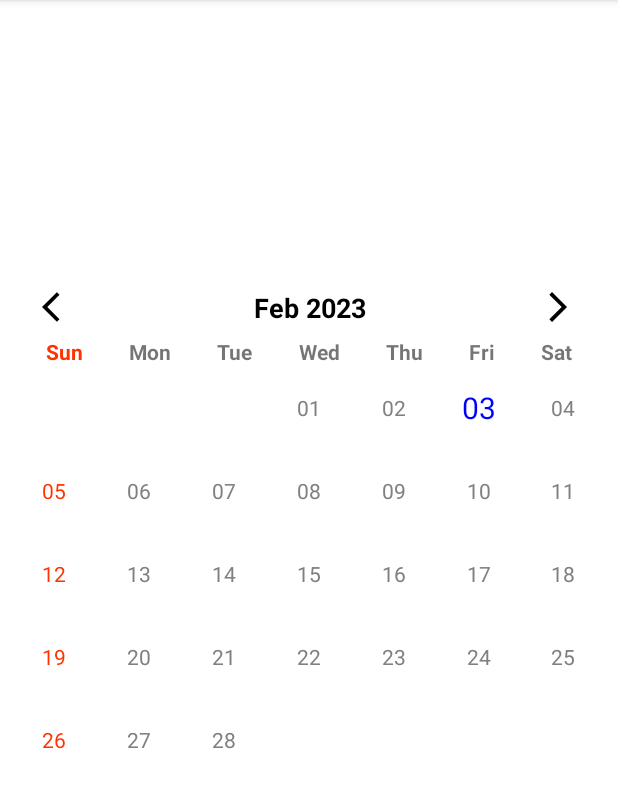
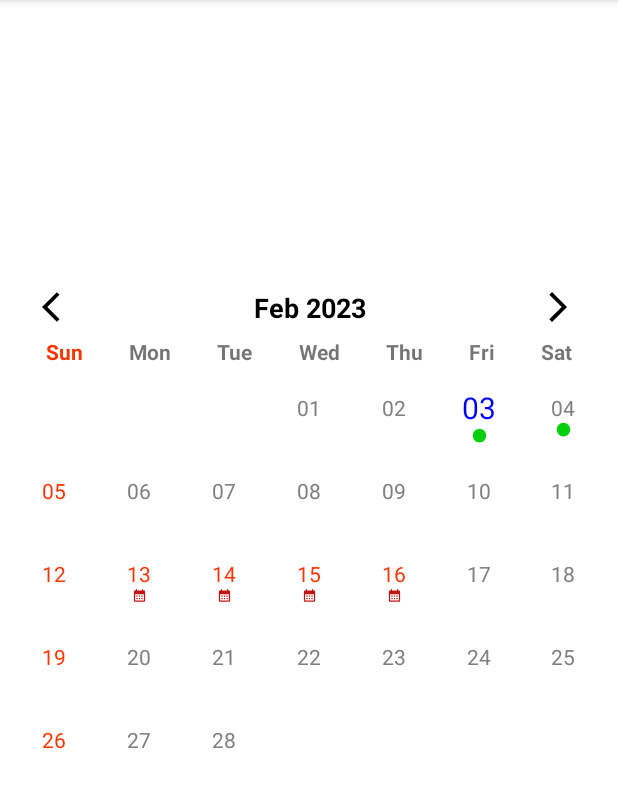
Before and after one commit to nhlynn/butterfly_calendar, an Android app: the screen it shows after launch (MainActivity), after a tap on "01", on a phone screen of 412 x 824 dp, the part 84-892 px from its top. Run offline under Robolectric (Android 15) with nearby library versions, the phone set to English and light mode, and no system bars.

Commit message:
-change date to string "YYYY-MM-dd" format in event, offday and click listener

```diff
--- a/app/src/main/java/com/nylynn/butterfly_calendar/MainActivity.kt
+++ b/app/src/main/java/com/nylynn/butterfly_calendar/MainActivity.kt
@@ -18,11 +18,11 @@ class MainActivity : AppCompatActivity() {
         binding.lynnCal.setSuperSundayOff()
 
         binding.lynnCal.setOnDateClickListener(object : OnDateClickListener{
-            override fun onClick(date: Date) {
+            override fun onClick(date: String) {
                 Toast.makeText(this@MainActivity,"$date",Toast.LENGTH_LONG).show()
             }
 
-            override fun onLongClick(date: Date) {
+            override fun onLongClick(date: String) {
                 Log.d("LogData","$date")
             }
 
@@ -34,5 +34,14 @@ class MainActivity : AppCompatActivity() {
             }
 
         })
+
+
+        binding.lynnCal.addEventWithIcon("2023-02-03",R.drawable.ic_normal)
+        binding.lynnCal.addEventWithIcon("2023-02-04",R.drawable.ic_normal)
+
+        val offList= arrayListOf("2023-02-14","2023-02-15","2023-02-16")
+        binding.lynnCal.setMultipleOffDay(offList)
+
+        binding.lynnCal.addSingleOffDay("2023-02-13")
     }
 }
--- a/butterfly_calendar/src/main/java/com/nylynn/butterfly_calendar/ButterflyCalendar.kt
+++ b/butterfly_calendar/src/main/java/com/nylynn/butterfly_calendar/ButterflyCalendar.kt
@@ -153,15 +153,15 @@ class ButterflyCalendar constructor(
         onMonthChangeListener = monthChangeListener
     }
 
-    fun addEventWithIcon(date: Date, icon: Int) {
-        calendarAdapter.addEvent(EventVO(ymdFormatter.format(date), icon))
+    fun addEventWithIcon(date: String, icon: Int) {
+        calendarAdapter.addEvent(EventVO(date, icon))
     }
 
-    fun addSingleOffDay(date: Date) {
+    fun addSingleOffDay(date: String) {
         calendarAdapter.setSingleOffDay(date)
     }
 
-    fun setMultipleOffDay(offDayList: ArrayList<Date>) {
+    fun setMultipleOffDay(offDayList: ArrayList<String>) {
         calendarAdapter.setMultipleOffDay(offDayList)
     }
 
@@ -198,13 +198,13 @@ class ButterflyCalendar constructor(
         this.onDateClickListener = onDateClickListener
     }
 
-    override fun onClick(date: Date) {
+    override fun onClick(date: String) {
         if (onDateClickListener != null) {
             onDateClickListener!!.onClick(date)
         }
     }
 
-    override fun onLongClick(date: Date) {
+    override fun onLongClick(date: String) {
         if (onDateClickListener != null) {
             onDateClickListener!!.onLongClick(date)
         }
--- a/butterfly_calendar/src/main/java/com/nylynn/butterfly_calendar/CalendarAdapter.kt
+++ b/butterfly_calendar/src/main/java/com/nylynn/butterfly_calendar/CalendarAdapter.kt
@@ -8,6 +8,7 @@ import androidx.appcompat.content.res.AppCompatResources
 import androidx.recyclerview.widget.RecyclerView
 import com.nylynn.butterfly_calendar.CalendarConstants.dateFormat
 import com.nylynn.butterfly_calendar.CalendarConstants.dayOfWeekFormat
+import com.nylynn.butterfly_calendar.CalendarConstants.ymdFormatter
 import com.nylynn.butterfly_calendar.databinding.CalendarCellBinding
 import java.util.*
 import kotlin.collections.ArrayList
@@ -17,7 +18,7 @@ class CalendarAdapter(dateClickListener: OnDateClickListener) :
     private var onDateClickListener = dateClickListener
     private var dateList = arrayListOf<DatesVO>()
     private var eventList = arrayListOf<EventVO>()
-    private var offDayList = arrayListOf<Date>()
+    private var offDayList = arrayListOf<String>()
     private var mSuperSunday = false
     private var mWeekend = false
 
@@ -46,13 +47,13 @@ class CalendarAdapter(dateClickListener: OnDateClickListener) :
 
         root.mainCell.setOnClickListener {
             if (dateList[position].date != null) {
-                onDateClickListener.onClick(dateList[position].date!!)
+                onDateClickListener.onClick(ymdFormatter.format(dateList[position].date!!))
             }
         }
 
         root.mainCell.setOnLongClickListener {
             if (dateList[position].date != null) {
-                onDateClickListener.onLongClick(dateList[position].date!!)
+                onDateClickListener.onLongClick(ymdFormatter.format(dateList[position].date!!))
             }
             true
         }
@@ -105,7 +106,7 @@ class CalendarAdapter(dateClickListener: OnDateClickListener) :
             }
 
             for (offDay in offDayList) {
-                if (CalendarConstants.ymdFormatter.format(offDay) ==
+                if (offDay ==
                     CalendarConstants.ymdFormatter.format(dateList[position].date!!)
                 ) {
                     root.tvMonthDate.setTextColor(
@@ -131,11 +132,11 @@ class CalendarAdapter(dateClickListener: OnDateClickListener) :
         this.eventList.add(event)
     }
 
-    fun setSingleOffDay(event: Date) {
+    fun setSingleOffDay(event: String) {
         this.offDayList.add(event)
     }
 
-    fun setMultipleOffDay(event: ArrayList<Date>) {
+    fun setMultipleOffDay(event: ArrayList<String>) {
         this.offDayList = event
     }
 
--- a/butterfly_calendar/src/main/java/com/nylynn/butterfly_calendar/OnDateClickListener.kt
+++ b/butterfly_calendar/src/main/java/com/nylynn/butterfly_calendar/OnDateClickListener.kt
@@ -1,9 +1,7 @@
 package com.nylynn.butterfly_calendar
 
-import java.util.*
+interface OnDateClickListener {
+    fun onClick(date: String)
 
-interface OnDateClickListener {
-    fun onClick(date: Date)
-
-    fun onLongClick(date: Date)
+    fun onLongClick(date: String)
 }
--- /dev/null
+++ b/butterfly_calendar/src/main/res/drawable/ic_normal.xml
@@ -0,0 +1,9 @@
+<vector xmlns:android="http://schemas.android.com/apk/res/android"
+    android:width="120dp"
+    android:height="120dp"
+    android:viewportWidth="120"
+    android:viewportHeight="120">
+  <path
+      android:fillColor="#05CF0D"
+      android:pathData="M60,60.83m-54.17,0a54.17,54.17 0,1 1,108.33 0a54.17,54.17 0,1 1,-108.33 0"/>
+</vector>
```
